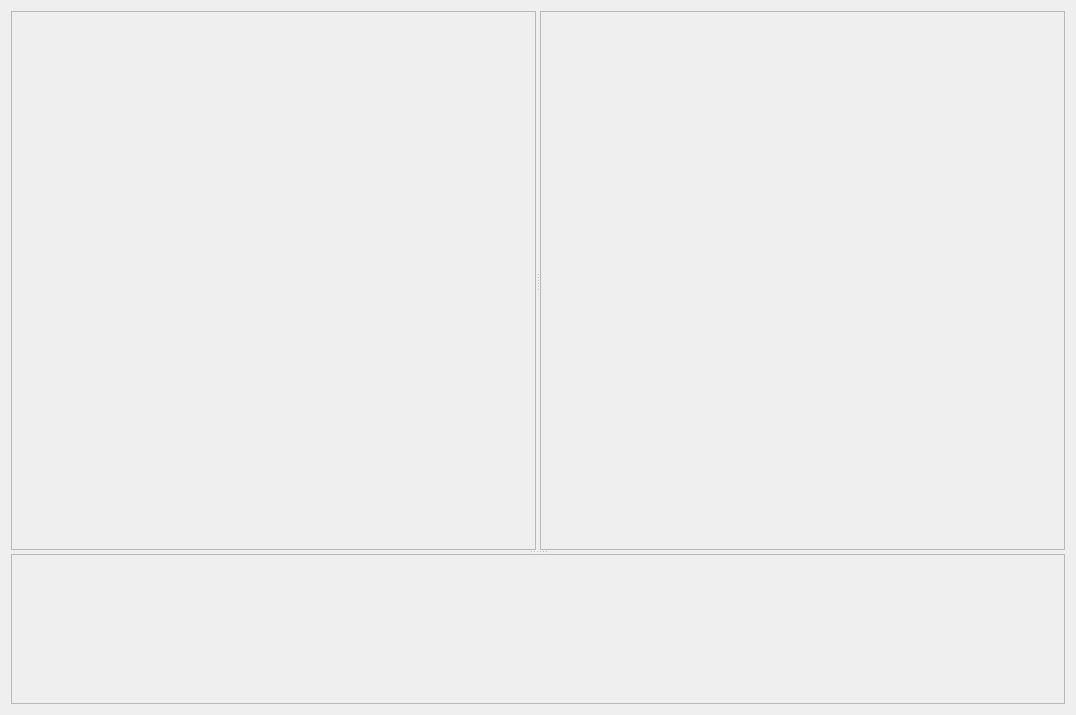
Before: the Qt Designer form insect/forcefield/src/mainUI.ui in robocomp/robocomp-shadow, drawn with Qt 5.
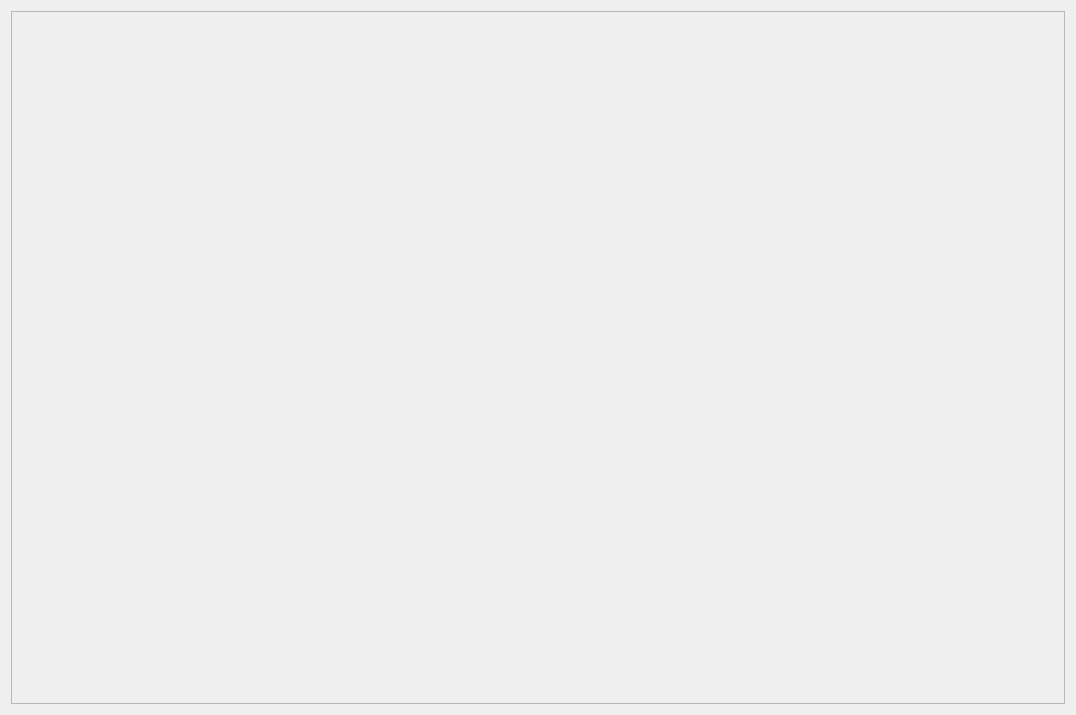
After: the same form once the commit is applied.

The edit to the form file:
```diff
--- a/insect/forcefield/src/mainUI.ui
+++ b/insect/forcefield/src/mainUI.ui
@@ -31,34 +31,6 @@
         <enum>QFrame::Raised</enum>
        </property>
       </widget>
-      <widget class="QFrame" name="graph_frame">
-       <property name="maximumSize">
-        <size>
-         <width>16777215</width>
-         <height>16777215</height>
-        </size>
-       </property>
-       <property name="frameShape">
-        <enum>QFrame::StyledPanel</enum>
-       </property>
-       <property name="frameShadow">
-        <enum>QFrame::Raised</enum>
-       </property>
-      </widget>
-     </widget>
-     <widget class="QFrame" name="customplot">
-      <property name="maximumSize">
-       <size>
-        <width>16777215</width>
-        <height>150</height>
-       </size>
-      </property>
-      <property name="frameShape">
-       <enum>QFrame::StyledPanel</enum>
-      </property>
-      <property name="frameShadow">
-       <enum>QFrame::Raised</enum>
-      </property>
      </widget>
     </widget>
    </item>
```
